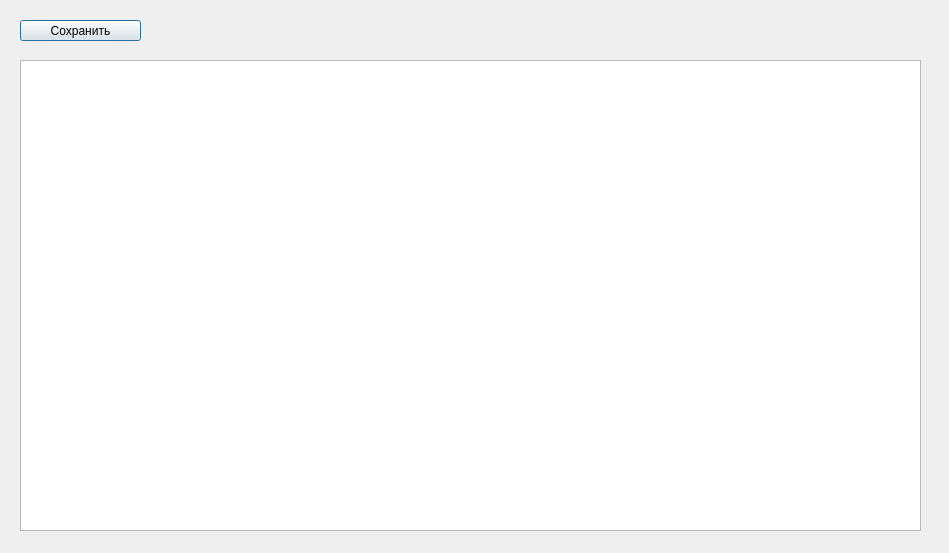
leaptop/repos2, file 004_CHMV/QTLearning/CourseWork02Improved/dayeditdialog.ui: the form before one commit.
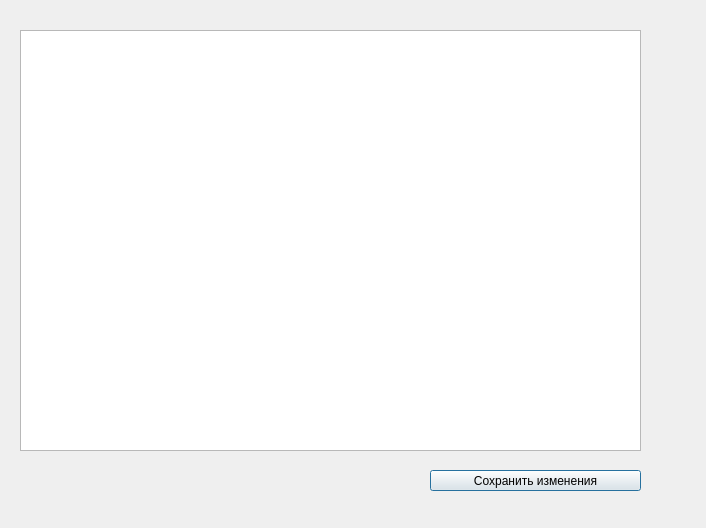
The form after the commit.

Patch:
```diff
--- a/004_CHMV/QTLearning/CourseWork02Improved/dayeditdialog.ui
+++ b/004_CHMV/QTLearning/CourseWork02Improved/dayeditdialog.ui
@@ -6,8 +6,8 @@
    <rect>
     <x>0</x>
     <y>0</y>
-    <width>949</width>
-    <height>553</height>
+    <width>706</width>
+    <height>528</height>
    </rect>
   </property>
   <property name="windowTitle">
@@ -17,23 +17,23 @@
    <property name="geometry">
     <rect>
      <x>20</x>
-     <y>60</y>
-     <width>901</width>
-     <height>471</height>
+     <y>30</y>
+     <width>621</width>
+     <height>421</height>
     </rect>
    </property>
   </widget>
   <widget class="QPushButton" name="pushButton">
    <property name="geometry">
     <rect>
-     <x>20</x>
-     <y>20</y>
-     <width>121</width>
+     <x>430</x>
+     <y>470</y>
+     <width>211</width>
      <height>21</height>
     </rect>
    </property>
    <property name="text">
-    <string>Сохранить</string>
+    <string>Сохранить изменения</string>
    </property>
   </widget>
  </widget>
```
